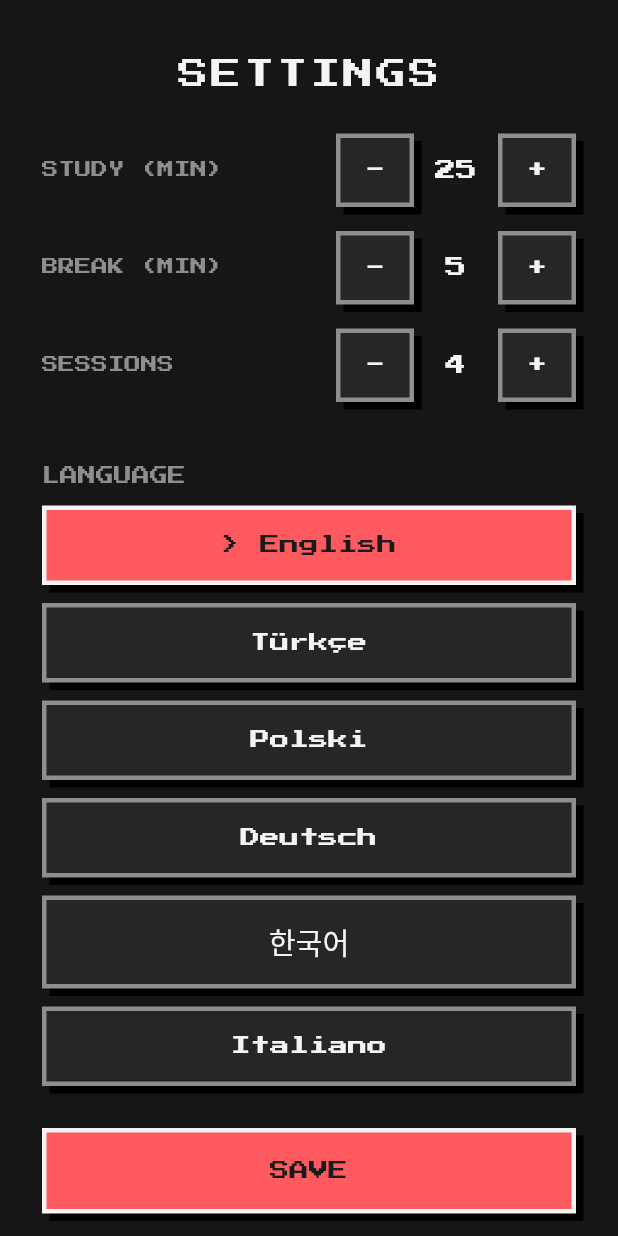
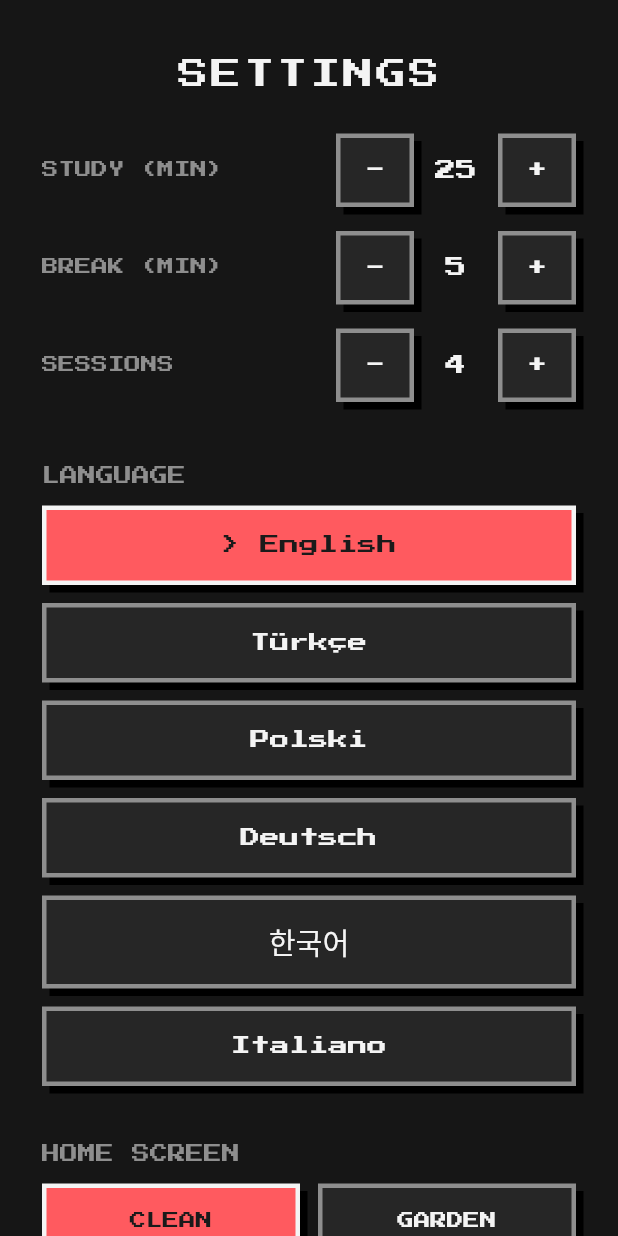
Before and after one commit to hero-999-dev/pixel_pomo, a Flutter app: the screen it shows after launch, after a tap on the "settings" icon, on a phone screen of 412 x 824 dp. Run offline on Flutter 3.47's test engine with Material 3 defaults, Android fonts, the phone set to English and light mode, and no system bars; our stand-ins replace share_plus, shared_preferences; Roboto replaces fonts that are missing (Galmuri11).

Commit message:
v11: settings Clean|Garden home mode + live garden backdrop behind timer (#3)

```diff
--- a/flutter/lib/main.dart
+++ b/flutter/lib/main.dart
@@ -117,10 +117,14 @@ class HomeScreen extends StatelessWidget {
         final modeColor = e.isFinished ? th.accent : th.phaseColor(e.mode);
         return Scaffold(
           backgroundColor: col(th.bg),
-          body: SafeArea(
-            child: Column(
-              children: [
-                _topBar(context, th, lang),
+          body: Stack(
+            children: [
+              // live garden behind the timer when HOME mode = GARDEN (#3)
+              if (s.homeGardenBackdrop) Positioned.fill(child: _liveBackdrop(th, lang)),
+              SafeArea(
+                child: Column(
+                  children: [
+                    _topBar(context, th, lang),
                 Expanded(
                   child: Padding(
                     padding: const EdgeInsets.all(24),
@@ -165,6 +169,32 @@ class HomeScreen extends StatelessWidget {
                 ),
               ],
             ),
+          ),
+            ],
+          ),
+        );
+      },
+    );
+  }
+
+  Widget _liveBackdrop(PixelTheme th, String lang) {
+    return FutureBuilder<SpriteBank>(
+      future: gardenSprites(),
+      builder: (context, snap) {
+        if (!snap.hasData) return const SizedBox.shrink();
+        return Opacity(
+          opacity: 0.45,
+          child: GardenView(
+            garden: s.garden,
+            sprites: snap.data!,
+            customizing: false,
+            onTapTile: (_) {},
+            groundColor: _gardenGround,
+            soilColor: _gardenSoil,
+            uiColor: th.onSurface,
+            lang: lang,
+            tr: (k) => t(lang, k),
+            interactive: false,
           ),
         );
       },
@@ -243,6 +273,28 @@ class _SettingsScreenState extends State<SettingsScreen> {
             onTap: () => s.selectLanguage(opt[0]),
           ),
         ),
+      const SizedBox(height: 24),
+      Text(t(lang, 'homeMode'), style: pixelStyle(lang, 12, col(th.onSurfaceDim))),
+      const SizedBox(height: 12),
+      Row(
+        children: [
+          for (final on in const [false, true]) ...[
+            if (on) const SizedBox(width: 12),
+            Expanded(
+              child: PixelButton(
+                text: t(lang, on ? 'gardenMode' : 'clean'),
+                fill: s.homeGardenBackdrop == on ? th.accent : th.panel,
+                border: s.homeGardenBackdrop == on ? th.onSurface : th.onSurfaceDim,
+                textColor: s.homeGardenBackdrop == on ? th.onAccent : th.onSurface,
+                shadow: th.shadow,
+                lang: lang,
+                fontSize: 11,
+                onTap: () => s.setHomeGardenBackdrop(on),
+              ),
+            ),
+          ],
+        ],
+      ),
       const SizedBox(height: 16),
       primaryBtn(th, lang, t(lang, 'save'), () {
         s.saveSettings(work, brk, sess);
```
Also changed, not shown: 1 other file.
